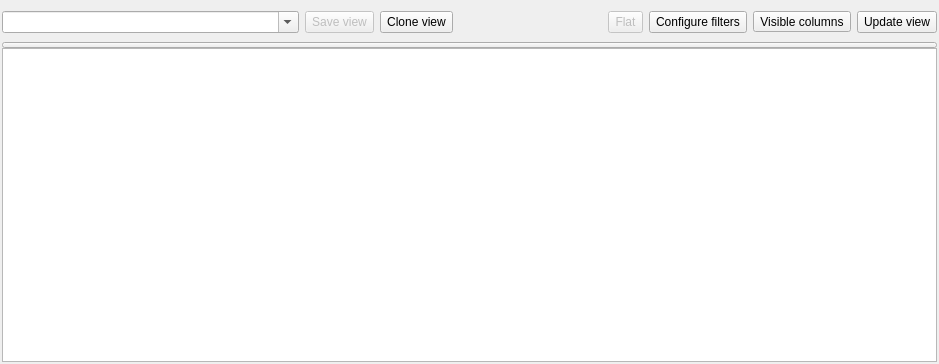
qmc2/qmc2-mame-fe, file machinelistviewer.ui: the form before one commit.
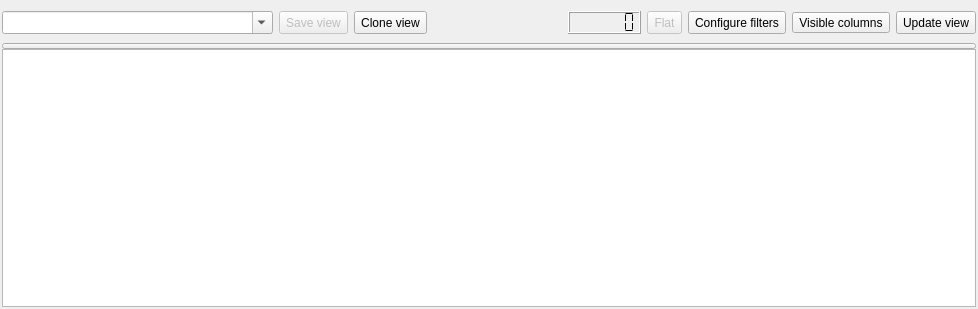
The form after the commit. Icons and pictures are not drawn.

Commit message: wip: display the "number of records in view" in an LCD

The edit to the form file:
```diff
--- a/machinelistviewer.ui
+++ b/machinelistviewer.ui
@@ -6,8 +6,8 @@
    <rect>
     <x>0</x>
     <y>0</y>
-    <width>939</width>
-    <height>364</height>
+    <width>978</width>
+    <height>309</height>
    </rect>
   </property>
   <property name="windowTitle">
@@ -22,7 +22,7 @@
    </property>
    <item row="0" column="0">
     <widget class="QWidget" name="widgetMenu" native="true">
-     <layout class="QGridLayout" name="gridLayout_2" columnstretch="2,0,0,1,0,0,0,0">
+     <layout class="QGridLayout" name="gridLayoutWidgetMenu" columnstretch="2,0,0,1,0,0,0,0,0">
       <property name="leftMargin">
        <number>0</number>
       </property>
@@ -52,6 +52,155 @@
         </property>
        </widget>
       </item>
+      <item row="0" column="5">
+       <widget class="QToolButton" name="toolButtonViewModeToggle">
+        <property name="enabled">
+         <bool>false</bool>
+        </property>
+        <property name="sizePolicy">
+         <sizepolicy hsizetype="Fixed" vsizetype="Minimum">
+          <horstretch>0</horstretch>
+          <verstretch>0</verstretch>
+         </sizepolicy>
+        </property>
+        <property name="toolTip">
+         <string>Toggle flat / tree view mode</string>
+        </property>
+        <property name="statusTip">
+         <string>Toggle flat / tree view mode</string>
+        </property>
+        <property name="text">
+         <string>Flat</string>
+        </property>
+        <property name="icon">
+         <iconset resource="qmc2.qrc">
+          <normaloff>:/data/img/view_detail.png</normaloff>:/data/img/view_detail.png</iconset>
+        </property>
+        <property name="toolButtonStyle">
+         <enum>Qt::ToolButtonTextBesideIcon</enum>
+        </property>
+       </widget>
+      </item>
+      <item row="0" column="7">
+       <widget class="QToolButton" name="toolButtonVisibleColumns">
+        <property name="toolTip">
+         <string>Setup visible columns</string>
+        </property>
+        <property name="statusTip">
+         <string>Setup visible columns</string>
+        </property>
+        <property name="text">
+         <string>Visible columns</string>
+        </property>
+        <property name="icon">
+         <iconset resource="qmc2.qrc">
+          <normaloff>:/data/img/columns.png</normaloff>:/data/img/columns.png</iconset>
+        </property>
+        <property name="toolButtonStyle">
+         <enum>Qt::ToolButtonTextBesideIcon</enum>
+        </property>
+       </widget>
+      </item>
+      <item row="0" column="6">
+       <widget class="QToolButton" name="toolButtonConfigureFilters">
+        <property name="sizePolicy">
+         <sizepolicy hsizetype="Fixed" vsizetype="Minimum">
+          <horstretch>0</horstretch>
+          <verstretch>0</verstretch>
+         </sizepolicy>
+        </property>
+        <property name="toolTip">
+         <string>Configure view filters</string>
+        </property>
+        <property name="statusTip">
+         <string>Configure view filters</string>
+        </property>
+        <property name="text">
+         <string>Configure filters</string>
+        </property>
+        <property name="icon">
+         <iconset resource="qmc2.qrc">
+          <normaloff>:/data/img/filter.png</normaloff>:/data/img/filter.png</iconset>
+        </property>
+        <property name="toolButtonStyle">
+         <enum>Qt::ToolButtonTextBesideIcon</enum>
+        </property>
+       </widget>
+      </item>
+      <item row="0" column="1">
+       <widget class="QToolButton" name="toolButtonSaveView">
+        <property name="enabled">
+         <bool>false</bool>
+        </property>
+        <property name="sizePolicy">
+         <sizepolicy hsizetype="Fixed" vsizetype="Minimum">
+          <horstretch>0</horstretch>
+          <verstretch>0</verstretch>
+         </sizepolicy>
+        </property>
+        <property name="toolTip">
+         <string>Save view</string>
+        </property>
+        <property name="statusTip">
+         <string>Save view</string>
+        </property>
+        <property name="text">
+         <string>Save view</string>
+        </property>
+        <property name="icon">
+         <iconset resource="qmc2.qrc">
+          <normaloff>:/data/img/filesaveas_and_apply.png</normaloff>:/data/img/filesaveas_and_apply.png</iconset>
+        </property>
+        <property name="toolButtonStyle">
+         <enum>Qt::ToolButtonTextBesideIcon</enum>
+        </property>
+       </widget>
+      </item>
+      <item row="0" column="0">
+       <widget class="QComboBox" name="comboBoxViewName">
+        <property name="sizePolicy">
+         <sizepolicy hsizetype="Expanding" vsizetype="Minimum">
+          <horstretch>0</horstretch>
+          <verstretch>0</verstretch>
+         </sizepolicy>
+        </property>
+        <property name="toolTip">
+         <string>Enter a unique name for this view or select an existing one</string>
+        </property>
+        <property name="statusTip">
+         <string>Enter a unique name for this view or select an existing one</string>
+        </property>
+        <property name="editable">
+         <bool>true</bool>
+        </property>
+       </widget>
+      </item>
+      <item row="0" column="8">
+       <widget class="QToolButton" name="toolButtonUpdateView">
+        <property name="sizePolicy">
+         <sizepolicy hsizetype="Fixed" vsizetype="Minimum">
+          <horstretch>0</horstretch>
+          <verstretch>0</verstretch>
+         </sizepolicy>
+        </property>
+        <property name="toolTip">
+         <string>Update view</string>
+        </property>
+        <property name="statusTip">
+         <string>Update view</string>
+        </property>
+        <property name="text">
+         <string>Update view</string>
+        </property>
+        <property name="icon">
+         <iconset resource="qmc2.qrc">
+          <normaloff>:/data/img/reload.png</normaloff>:/data/img/reload.png</iconset>
+        </property>
+        <property name="toolButtonStyle">
+         <enum>Qt::ToolButtonTextBesideIcon</enum>
+        </property>
+       </widget>
+      </item>
       <item row="0" column="3">
        <spacer name="horizontalSpacer">
         <property name="orientation">
@@ -68,36 +217,10 @@
         </property>
        </spacer>
       </item>
-      <item row="0" column="7">
-       <widget class="QToolButton" name="toolButtonUpdateView">
-        <property name="sizePolicy">
-         <sizepolicy hsizetype="Fixed" vsizetype="Minimum">
-          <horstretch>0</horstretch>
-          <verstretch>0</verstretch>
-         </sizepolicy>
-        </property>
-        <property name="toolTip">
-         <string>Update view</string>
-        </property>
-        <property name="text">
-         <string>Update view</string>
-        </property>
-        <property name="icon">
-         <iconset resource="qmc2.qrc">
-          <normaloff>:/data/img/reload.png</normaloff>:/data/img/reload.png</iconset>
-        </property>
-        <property name="toolButtonStyle">
-         <enum>Qt::ToolButtonTextBesideIcon</enum>
-        </property>
-       </widget>
-      </item>
       <item row="0" column="4">
-       <widget class="QToolButton" name="toolButtonViewModeToggle">
-        <property name="enabled">
-         <bool>false</bool>
-        </property>
+       <widget class="QLCDNumber" name="lcdNumberRecordCount">
         <property name="sizePolicy">
-         <sizepolicy hsizetype="Fixed" vsizetype="Minimum">
+         <sizepolicy hsizetype="Maximum" vsizetype="Minimum">
           <horstretch>0</horstretch>
           <verstretch>0</verstretch>
          </sizepolicy>
@@ -105,97 +228,17 @@
         <property name="toolTip">
          <string>Toggle flat / tree view mode</string>
         </property>
-        <property name="text">
-         <string>Flat</string>
+        <property name="statusTip">
+         <string>Number of records in view</string>
         </property>
-        <property name="icon">
-         <iconset resource="qmc2.qrc">
-          <normaloff>:/data/img/view_detail.png</normaloff>:/data/img/view_detail.png</iconset>
+        <property name="numDigits">
+         <number>6</number>
         </property>
-        <property name="toolButtonStyle">
-         <enum>Qt::ToolButtonTextBesideIcon</enum>
+        <property name="digitCount">
+         <number>6</number>
         </property>
-       </widget>
-      </item>
-      <item row="0" column="1">
-       <widget class="QToolButton" name="toolButtonSaveView">
-        <property name="enabled">
-         <bool>false</bool>
-        </property>
-        <property name="sizePolicy">
-         <sizepolicy hsizetype="Fixed" vsizetype="Minimum">
-          <horstretch>0</horstretch>
-          <verstretch>0</verstretch>
-         </sizepolicy>
-        </property>
-        <property name="toolTip">
-         <string>Save view</string>
-        </property>
-        <property name="text">
-         <string>Save view</string>
-        </property>
-        <property name="icon">
-         <iconset resource="qmc2.qrc">
-          <normaloff>:/data/img/filesaveas_and_apply.png</normaloff>:/data/img/filesaveas_and_apply.png</iconset>
-        </property>
-        <property name="toolButtonStyle">
-         <enum>Qt::ToolButtonTextBesideIcon</enum>
-        </property>
-       </widget>
-      </item>
-      <item row="0" column="5">
-       <widget class="QToolButton" name="toolButtonConfigureFilters">
-        <property name="sizePolicy">
-         <sizepolicy hsizetype="Fixed" vsizetype="Minimum">
-          <horstretch>0</horstretch>
-          <verstretch>0</verstretch>
-         </sizepolicy>
-        </property>
-        <property name="toolTip">
-         <string>Configure view filters</string>
-        </property>
-        <property name="text">
-         <string>Configure filters</string>
-        </property>
-        <property name="icon">
-         <iconset resource="qmc2.qrc">
-          <normaloff>:/data/img/filter.png</normaloff>:/data/img/filter.png</iconset>
-        </property>
-        <property name="toolButtonStyle">
-         <enum>Qt::ToolButtonTextBesideIcon</enum>
-        </property>
-       </widget>
-      </item>
-      <item row="0" column="0">
-       <widget class="QComboBox" name="comboBoxViewName">
-        <property name="sizePolicy">
-         <sizepolicy hsizetype="MinimumExpanding" vsizetype="Minimum">
-          <horstretch>0</horstretch>
-          <verstretch>0</verstretch>
-         </sizepolicy>
-        </property>
-        <property name="toolTip">
-         <string>Enter a unique name for this view or select an existing one</string>
-        </property>
-        <property name="editable">
-         <bool>true</bool>
-        </property>
-       </widget>
-      </item>
-      <item row="0" column="6">
-       <widget class="QToolButton" name="toolButtonVisibleColumns">
-        <property name="toolTip">
-         <string>Setup visible columns</string>
-        </property>
-        <property name="text">
-         <string>Visible columns</string>
-        </property>
-        <property name="icon">
-         <iconset resource="qmc2.qrc">
-          <normaloff>:/data/img/columns.png</normaloff>:/data/img/columns.png</iconset>
-        </property>
-        <property name="toolButtonStyle">
-         <enum>Qt::ToolButtonTextBesideIcon</enum>
+        <property name="segmentStyle">
+         <enum>QLCDNumber::Flat</enum>
         </property>
        </widget>
       </item>
```
Left out of the diff: 8 changed lines with no effect on the pictures. The commit also changes 2 other files.
